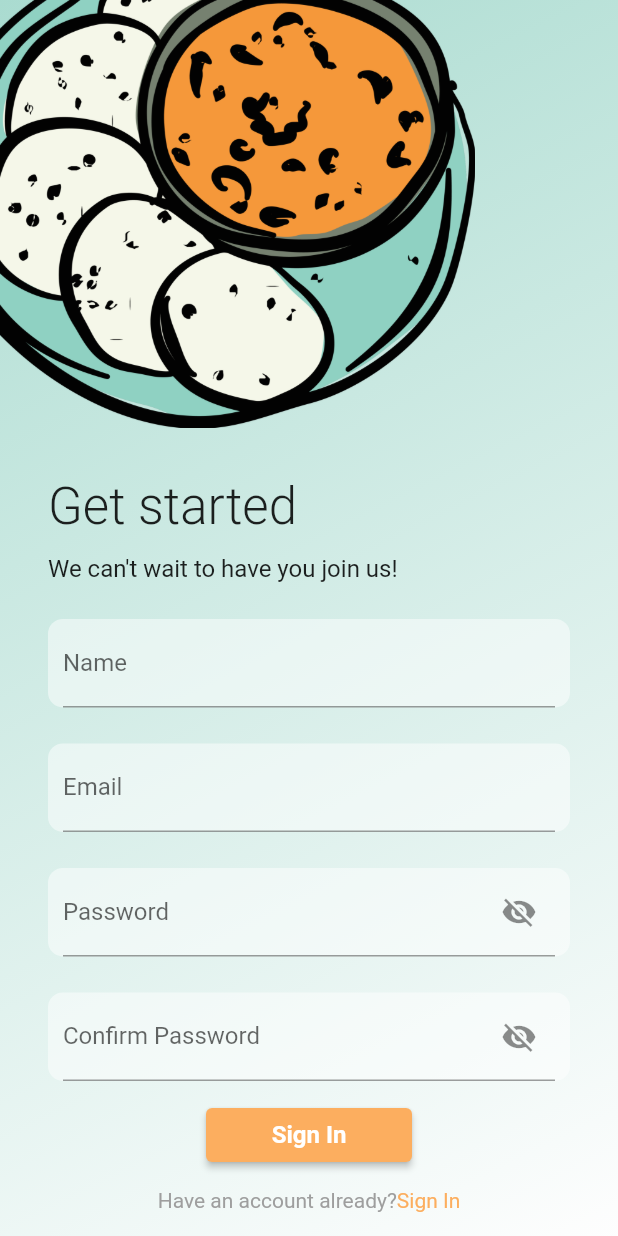
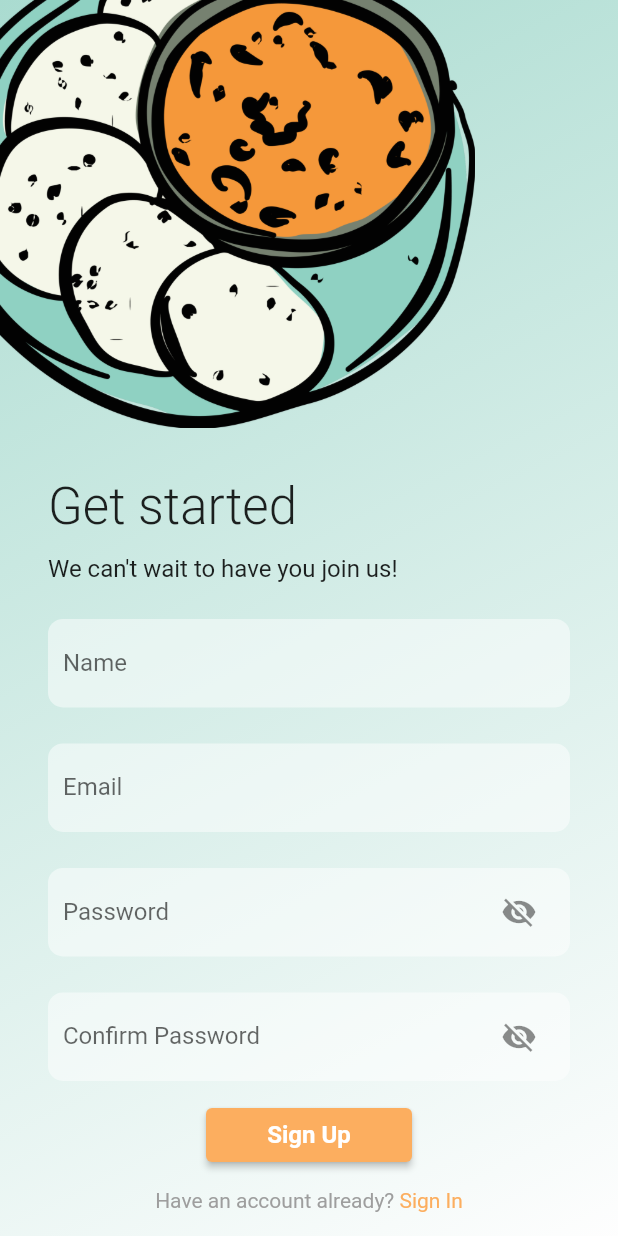
Before and after one commit to diaas14/cloud-kitchen-app, a Flutter app: the screen it shows after launch, after a tap on "Sign In", after a tap on "Sign Up", on a phone screen of 412 x 824 dp. Run offline on Flutter 3.47's test engine with Material 2 defaults, Android fonts, the phone set to English and light mode, and no system bars; our stand-ins replace firebase_auth, firebase_core, flutter_dotenv, fluttertoast, geocoding, geolocator and 2 more; accounts and stored records are empty; generated files the repository leaves out were written again.

Commit message:
Make UI changes

```diff
--- a/client/lib/widgets/signIn.dart
+++ b/client/lib/widgets/signIn.dart
@@ -80,7 +80,7 @@ class _SignInState extends State<SignIn> {
                       return null;
                     }),
                     decoration: InputDecoration(
-                      border: UnderlineInputBorder(),
+                      border: InputBorder.none,
                       labelText: 'Email',
                       hintText: 'Enter your Email',
                     ),
@@ -107,7 +107,7 @@ class _SignInState extends State<SignIn> {
                     }),
                     obscureText: _obsureText,
                     decoration: InputDecoration(
-                      border: UnderlineInputBorder(),
+                      border: InputBorder.none,
                       labelText: 'Password',
                       hintText: 'Enter your Password',
                       suffixIcon: IconButton(
@@ -143,7 +143,7 @@ class _SignInState extends State<SignIn> {
                   mainAxisAlignment: MainAxisAlignment.center,
                   children: <Widget>[
                     Text(
-                      "Don't have an account?",
+                      "Don't have an account? ",
                       style: TextStyle(color: Colors.grey),
                     ),
                     GestureDetector(
--- a/client/lib/widgets/signUp.dart
+++ b/client/lib/widgets/signUp.dart
@@ -83,7 +83,7 @@ class _SignUpState extends State<SignUp> {
                       return null;
                     }),
                     decoration: InputDecoration(
-                      border: UnderlineInputBorder(),
+                      border: InputBorder.none,
                       labelText: 'Name',
                       hintText: 'Enter your Name',
                     ),
@@ -109,7 +109,7 @@ class _SignUpState extends State<SignUp> {
                       return null;
                     }),
                     decoration: InputDecoration(
-                      border: UnderlineInputBorder(),
+                      border: InputBorder.none,
                       labelText: 'Email',
                       hintText: 'Enter your Email',
                     ),
@@ -136,7 +136,7 @@ class _SignUpState extends State<SignUp> {
                     }),
                     obscureText: _obsureText,
                     decoration: InputDecoration(
-                      border: UnderlineInputBorder(),
+                      border: InputBorder.none,
                       labelText: 'Password',
                       hintText: 'Enter your Password',
                       suffixIcon: IconButton(
@@ -176,7 +176,7 @@ class _SignUpState extends State<SignUp> {
                     }),
                     obscureText: _obsureConfirmText,
                     decoration: InputDecoration(
-                      border: UnderlineInputBorder(),
+                      border: InputBorder.none,
                       labelText: 'Confirm Password',
                       hintText: 'Enter your Password',
                       suffixIcon: IconButton(
@@ -202,7 +202,7 @@ class _SignUpState extends State<SignUp> {
                     onPressed: () {
                       _signUp(context);
                     },
-                    child: Text('Sign In'),
+                    child: Text('Sign Up'),
                   ),
                 ),
                 SizedBox(
@@ -212,7 +212,7 @@ class _SignUpState extends State<SignUp> {
                   mainAxisAlignment: MainAxisAlignment.center,
                   children: <Widget>[
                     Text(
-                      "Have an account already?",
+                      "Have an account already? ",
                       style: TextStyle(color: Colors.grey),
                     ),
                     GestureDetector(
```
Also changed, not shown: 11 other files.
